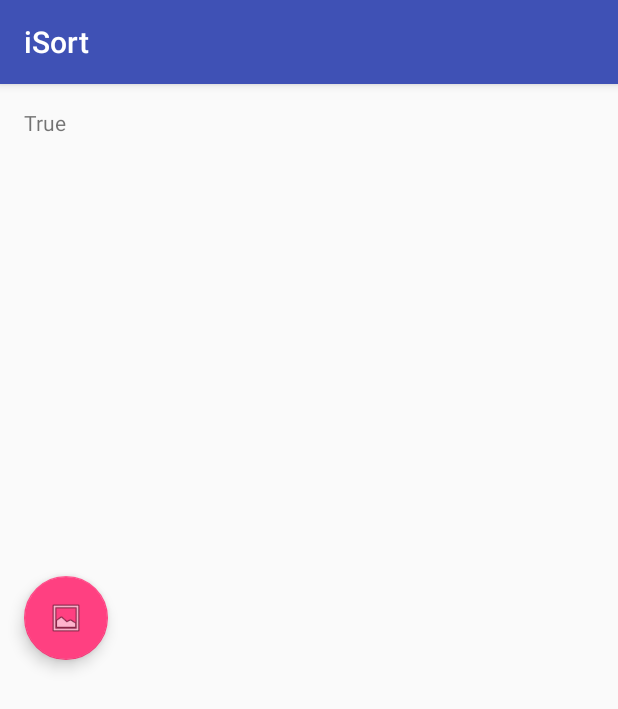
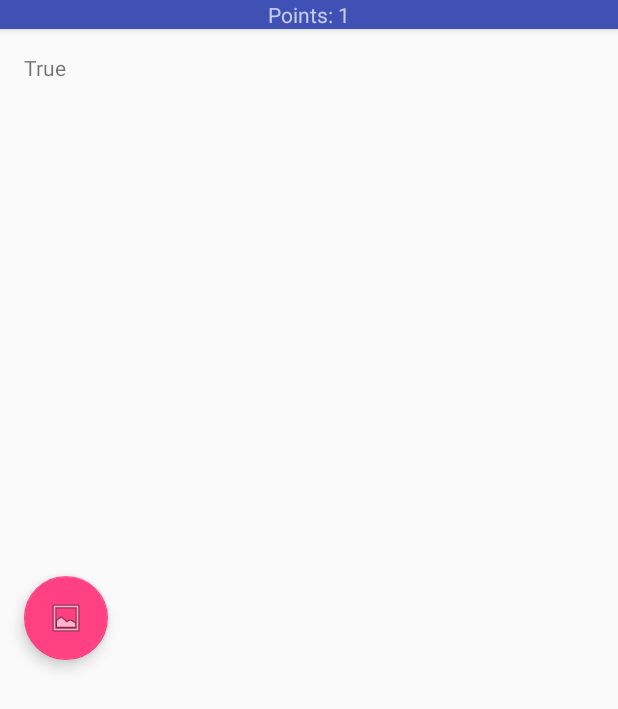
Before and after one commit to kushgkh/iSort, an Android app: the LoginPage screen opened directly, with no data from a screen before it, after a tap on "LOGIN", on a phone screen of 412 x 824 dp. Shown: the top 709 px of the screen. Run offline under Robolectric (Android 15) with nearby library versions, the phone set to English and light mode, and no system bars; libraries missing offline, so code that uses them is left out: com.google.api.client, com.google.api.services; 1 statement that could not run was skipped.

Commit message:
point system

```diff
--- a/app/src/main/java/com/google/sample/isort/DataHolder.java
+++ b/app/src/main/java/com/google/sample/isort/DataHolder.java
@@ -8,6 +8,16 @@ import android.app.Application;
 
 public class DataHolder {
     private static String data;
+    private static int points;
     public static String getData() {return data;}
-    public static void setData(String data) {DataHolder.data = data;}
+    public static int getPoints(){
+        return points;
+    }
+    public static void setData(String data)
+    {
+        DataHolder.data = data;
+    }
+    public static void setPoints(int pts){
+        points = pts;
+    }
 }
--- a/app/src/main/java/com/google/sample/isort/MainActivity.java
+++ b/app/src/main/java/com/google/sample/isort/MainActivity.java
@@ -73,30 +73,39 @@ public class MainActivity extends AppCompatActivity {
 
     private TextView mImageDetails;
     private ImageView mMainImage;
-
+    static int points= 0;
 
 
     @Override
     protected void onCreate(Bundle savedInstanceState) {
         super.onCreate(savedInstanceState);
         setContentView(R.layout.activity_main);
-        Toolbar toolbar = (Toolbar) findViewById(R.id.toolbar);
-       setSupportActionBar(toolbar);
+     //   Toolbar toolbar = (Toolbar) findViewById(R.id.toolbar);
+      // setSupportActionBar(toolbar);
         mImageDetails = (TextView) findViewById(R.id.image_details);
         mMainImage = (ImageView) findViewById(R.id.main_image);
         String data = DataHolder.getData();
         mImageDetails.setText(data);
         FloatingActionButton fab = (FloatingActionButton) findViewById(R.id.fab);
         Button loginButton = (Button) findViewById(R.id.LoginButton);
+        final TextView t = (TextView)findViewById(R.id.pointsText);
+
+
+
         if(data == null || data == ""){
             data = "Please login first!";
             fab.setVisibility(View.GONE);
             loginButton.setText("Login/Sign Up");
+            t.setVisibility(View.GONE);
         }
         else
         {
             loginButton.setVisibility(View.GONE);
+
+            points++;
+            t.setText("Points: " + points);
             startCamera();
+
         }
         loginButton.setOnClickListener(new View.OnClickListener() {
             @Override
@@ -112,7 +121,9 @@ public class MainActivity extends AppCompatActivity {
         fab.setOnClickListener(new View.OnClickListener() {
             @Override
             public void onClick(View view) {
-                   startCamera();
+                    points++;
+                    t.setText("Points: " + points);
+                    startCamera();
                   //startActivity(new Intent(MainActivity.this, LoginPage.class));
 
             }
@@ -143,6 +154,7 @@ public class MainActivity extends AppCompatActivity {
             intent.putExtra(MediaStore.EXTRA_OUTPUT, photoUri);
             intent.addFlags(Intent.FLAG_GRANT_READ_URI_PERMISSION);
             startActivityForResult(intent, CAMERA_IMAGE_REQUEST);
+
         }
     }
 
@@ -322,22 +334,29 @@ public class MainActivity extends AppCompatActivity {
             for (EntityAnnotation label : labels) {
                 message += String.format(Locale.US, "%.3f: %s", label.getScore(), label.getDescription());
                 if(message.contains("paper")){
-                    message += "\nRECYCLE!!!!!!!!!!!!";
+                    message = "\nRECYCLE!!";
+                    break;
                 }
                 if(message.contains("bottle")){
-                    message += "\nRECYCLE!!!!!!";
+                    message = "\nRECYCLE!!";
+                    break;
                 }
                 if(message.contains("pencil")){
-                    message += "\nTRASH!!!!";
+                    message = "\nTRASH!!";
+                    break;
                 }
                 if(message.contains("food")){
-                    message += "\nCOMPOST!!!!";
+                    message = "\nCOMPOST!!";
+                    break;
                 }
 
             }
         } else {
             message += "nothing";
         }
+        if(message.length() > 12){
+            message = "TRASH!!";
+        }
 
         return message;
     }
--- a/app/src/main/res/layout/activity_main.xml
+++ b/app/src/main/res/layout/activity_main.xml
@@ -12,13 +12,13 @@
         android:layout_height="wrap_content"
         android:theme="@style/AppTheme.AppBarOverlay">
 
-        <android.support.v7.widget.Toolbar
-            android:id="@+id/toolbar"
-            android:layout_width="match_parent"
-            android:layout_height="?attr/actionBarSize"
-            android:background="?attr/colorPrimary"
-            app:popupTheme="@style/AppTheme.PopupOverlay" />
-
+        <TextView
+            android:id="@+id/pointsText"
+            android:layout_width="wrap_content"
+            android:layout_height="wrap_content"
+            android:layout_gravity="center_horizontal"
+            android:layout_weight="1"
+            android:text="TextView" />
     </android.support.design.widget.AppBarLayout>
 
     <include layout="@layout/content_main" />
```
